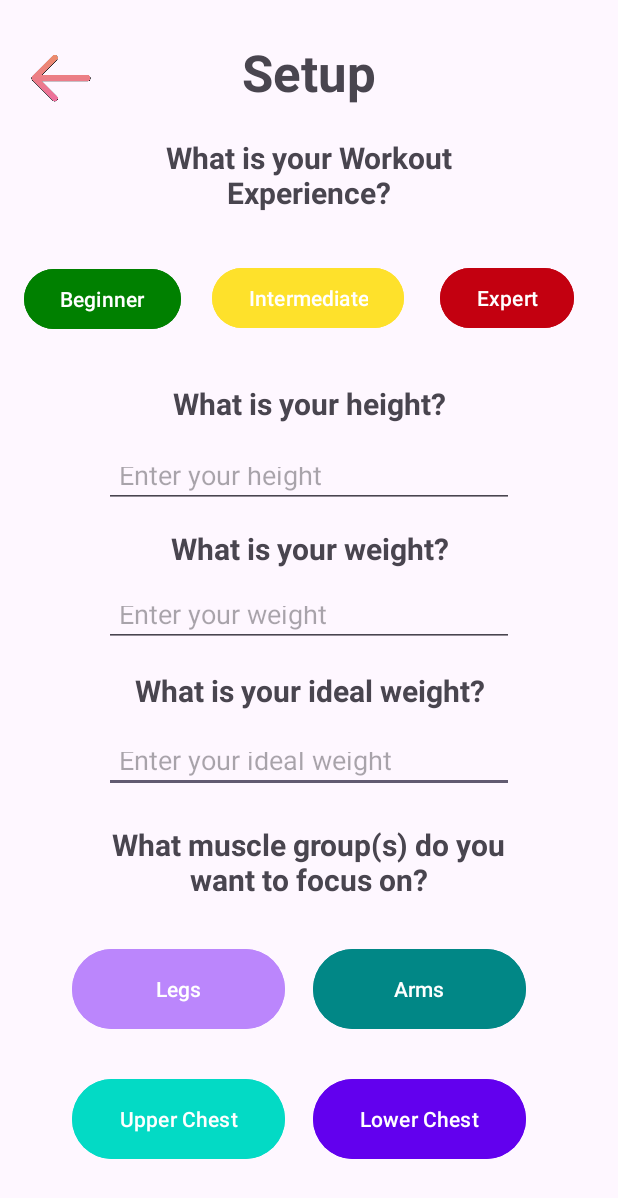
After one commit to phamkevinusa/FITData, an Android app: the SetupActivity screen opened directly, with no data from a screen before it, on a phone screen of 412 x 824 dp. The commit adds this screen. Shown: the top 1198 px of the screen. Run offline under Robolectric (Android 15) with nearby library versions, the phone set to English and light mode, and no system bars.

Commit message:
SetupActivity & ProfileActivity have been implemented and redesigned, the navigation buttons are finished. Still majority of implementation in the future.

```diff
--- a/app/src/main/AndroidManifest.xml
+++ b/app/src/main/AndroidManifest.xml
@@ -26,6 +26,8 @@
                 <category android:name="android.intent.category.LAUNCHER" />
             </intent-filter>
         </activity>
+        <activity android:name=".ProfileActivity" />
+        <activity android:name=".SetupActivity" />
     </application>
 
 </manifest>
--- /dev/null
+++ b/app/src/main/java/com/example/fitdata/SetupActivity.java
@@ -0,0 +1,28 @@
+package com.example.fitdata;
+
+import android.content.Intent;
+import android.os.Bundle;
+import android.view.View;
+import android.widget.ImageView;
+import androidx.appcompat.app.AppCompatActivity;
+
+public class SetupActivity extends AppCompatActivity {
+    @Override
+    protected void onCreate(Bundle savedInstanceState) {
+        super.onCreate(savedInstanceState);
+        setContentView(R.layout.setup_activity);
+
+
+        ImageView backView = findViewById(R.id.backView);
+
+
+        backView.setOnClickListener(new View.OnClickListener() {
+            @Override
+            public void onClick(View v) {
+                // Start the target activity (replace 'AnotherActivity' with the actual one)
+                Intent intent = new Intent(SetupActivity.this, ProfileActivity.class);
+                startActivity(intent);
+            }
+        });
+    }
+}
--- a/app/src/main/res/layout/login_activity.xml
+++ b/app/src/main/res/layout/login_activity.xml
@@ -61,7 +61,7 @@
         android:layout_width="wrap_content"
         android:layout_height="wrap_content"
         android:layout_marginStart="60dp"
-        android:layout_marginBottom="128dp"
+        android:layout_marginBottom="120dp"
         android:text="Password:"
         android:textSize="20sp"
         android:textStyle="bold"
--- /dev/null
+++ b/app/src/main/res/layout/setup_activity.xml
@@ -0,0 +1,251 @@
+<?xml version="1.0" encoding="utf-8"?>
+<androidx.constraintlayout.widget.ConstraintLayout xmlns:android="http://schemas.android.com/apk/res/android"
+    xmlns:app="http://schemas.android.com/apk/res-auto"
+    xmlns:tools="http://schemas.android.com/tools"
+    android:layout_width="match_parent"
+    android:layout_height="match_parent">
+
+    <Button
+        android:id="@+id/button17"
+        android:layout_width="142dp"
+        android:layout_height="61dp"
+        android:layout_marginBottom="8dp"
+        android:backgroundTint="@color/teal_700"
+        android:text="Arms"
+        app:layout_constraintBottom_toBottomOf="parent"
+        app:layout_constraintEnd_toEndOf="parent"
+        app:layout_constraintHorizontal_bias="0.773"
+        app:layout_constraintStart_toStartOf="parent"
+        app:layout_constraintTop_toTopOf="parent"
+        app:layout_constraintVertical_bias="0.833" />
+
+    <Button
+        android:id="@+id/button16"
+        android:layout_width="142dp"
+        android:layout_height="61dp"
+        android:layout_marginBottom="8dp"
+        android:backgroundTint="@color/purple_500"
+        android:text="Lower Chest"
+        app:layout_constraintBottom_toBottomOf="parent"
+        app:layout_constraintEnd_toEndOf="parent"
+        app:layout_constraintHorizontal_bias="0.773"
+        app:layout_constraintStart_toStartOf="parent"
+        app:layout_constraintTop_toTopOf="parent"
+        app:layout_constraintVertical_bias="0.948" />
+
+    <Button
+        android:id="@+id/button15"
+        android:layout_width="142dp"
+        android:layout_height="61dp"
+        android:layout_marginStart="48dp"
+        android:layout_marginBottom="8dp"
+        android:backgroundTint="@color/teal_200"
+        android:text="Upper Chest"
+        app:layout_constraintBottom_toBottomOf="parent"
+        app:layout_constraintEnd_toStartOf="@+id/button5"
+        app:layout_constraintHorizontal_bias="0.876"
+        app:layout_constraintStart_toStartOf="parent"
+        app:layout_constraintTop_toTopOf="parent"
+        app:layout_constraintVertical_bias="0.948" />
+
+    <Button
+        android:id="@+id/button13"
+        android:layout_width="142dp"
+        android:layout_height="61dp"
+        android:layout_marginStart="48dp"
+        android:layout_marginBottom="8dp"
+        android:backgroundTint="@color/purple_200"
+        android:text="Legs"
+        app:layout_constraintBottom_toBottomOf="parent"
+        app:layout_constraintEnd_toStartOf="@+id/button17"
+        app:layout_constraintHorizontal_bias="0.0"
+        app:layout_constraintStart_toStartOf="parent"
+        app:layout_constraintTop_toTopOf="parent"
+        app:layout_constraintVertical_bias="0.833" />
+
+    <TextView
+        android:id="@+id/welcomeView11"
+        android:layout_width="288dp"
+        android:layout_height="62dp"
+        android:elevation="2dp"
+        android:text="What muscle group(s) do you want to focus on?"
+        android:textAlignment="center"
+        android:textSize="20sp"
+        android:textStyle="bold"
+        app:layout_constraintBottom_toBottomOf="parent"
+        app:layout_constraintEnd_toEndOf="parent"
+        app:layout_constraintHorizontal_bias="0.495"
+        app:layout_constraintStart_toStartOf="parent"
+        app:layout_constraintTop_toTopOf="parent"
+        app:layout_constraintVertical_bias="0.721" />
+
+    <EditText
+        android:id="@+id/et_height3"
+        android:layout_width="273dp"
+        android:layout_height="37dp"
+        android:layout_marginBottom="14dp"
+        android:hint="Enter your ideal weight"
+        android:inputType="numberDecimal"
+        android:padding="10dp"
+        app:layout_constraintBottom_toTopOf="@+id/welcomeView11"
+        app:layout_constraintEnd_toEndOf="parent"
+        app:layout_constraintStart_toStartOf="parent"
+        app:layout_constraintTop_toBottomOf="@+id/welcomeView10" />
+
+    <TextView
+        android:id="@+id/welcomeView10"
+        android:layout_width="277dp"
+        android:layout_height="38dp"
+        android:elevation="2dp"
+        android:text="What is your ideal weight?"
+        android:textAlignment="center"
+        android:textSize="20sp"
+        android:textStyle="bold"
+        app:layout_constraintBottom_toBottomOf="parent"
+        app:layout_constraintEnd_toEndOf="parent"
+        app:layout_constraintStart_toStartOf="parent"
+        app:layout_constraintTop_toTopOf="parent"
+        app:layout_constraintVertical_bias="0.568" />
+
+    <EditText
+        android:id="@+id/et_height2"
+        android:layout_width="273dp"
+        android:layout_height="37dp"
+        android:layout_marginTop="8dp"
+        android:layout_marginBottom="10dp"
+        android:hint="Enter your weight"
+        android:inputType="numberDecimal"
+        android:padding="10dp"
+        app:layout_constraintBottom_toTopOf="@+id/welcomeView10"
+        app:layout_constraintEnd_toEndOf="parent"
+        app:layout_constraintStart_toStartOf="parent"
+        app:layout_constraintTop_toBottomOf="@+id/welcomeView9" />
+
+    <TextView
+        android:id="@+id/welcomeView9"
+        android:layout_width="203dp"
+        android:layout_height="28dp"
+        android:elevation="2dp"
+        android:text="What is your weight?"
+        android:textAlignment="center"
+        android:textSize="20sp"
+        android:textStyle="bold"
+        app:layout_constraintBottom_toBottomOf="parent"
+        app:layout_constraintEnd_toEndOf="parent"
+        app:layout_constraintStart_toStartOf="parent"
+        app:layout_constraintTop_toTopOf="parent"
+        app:layout_constraintVertical_bias="0.442" />
+
+    <TextView
+        android:id="@+id/welcomeView8"
+        android:layout_width="203dp"
+        android:layout_height="28dp"
+        android:elevation="2dp"
+        android:text="What is your height?"
+        android:textAlignment="center"
+        android:textSize="20sp"
+        android:textStyle="bold"
+        app:layout_constraintBottom_toBottomOf="parent"
+        app:layout_constraintEnd_toEndOf="parent"
+        app:layout_constraintStart_toStartOf="parent"
+        app:layout_constraintTop_toTopOf="parent"
+        app:layout_constraintVertical_bias="0.321" />
+
+    <Button
+        android:id="@+id/button4"
+        android:layout_width="wrap_content"
+        android:layout_height="wrap_content"
+        android:backgroundTint="@color/red"
+        android:text="Expert"
+        app:layout_constraintBottom_toBottomOf="parent"
+        app:layout_constraintEnd_toEndOf="parent"
+        app:layout_constraintHorizontal_bias="0.909"
+        app:layout_constraintStart_toStartOf="parent"
+        app:layout_constraintTop_toTopOf="parent"
+        app:layout_constraintVertical_bias="0.225" />
+
+    <Button
+        android:id="@+id/button3"
+        android:layout_width="wrap_content"
+        android:layout_height="wrap_content"
+        android:backgroundTint="@color/yellow"
+        android:text="Intermediate"
+        app:layout_constraintBottom_toBottomOf="parent"
+        app:layout_constraintEnd_toEndOf="parent"
+        app:layout_constraintHorizontal_bias="0.498"
+        app:layout_constraintStart_toStartOf="parent"
+        app:layout_constraintTop_toTopOf="parent"
+        app:layout_constraintVertical_bias="0.225" />
+
+    <Button
+        android:id="@+id/button"
+        android:layout_width="wrap_content"
+        android:layout_height="wrap_content"
+        android:backgroundTint="@color/green"
+        android:text="Beginner"
+        app:layout_constraintBottom_toBottomOf="parent"
+        app:layout_constraintEnd_toEndOf="parent"
+        app:layout_constraintHorizontal_bias="0.052"
+        app:layout_constraintStart_toStartOf="parent"
+        app:layout_constraintTop_toTopOf="parent"
+        app:layout_constraintVertical_bias="0.226" />
+
+    <TextView
+        android:id="@+id/welcomeView7"
+        android:layout_width="195dp"
+        android:layout_height="61dp"
+        android:elevation="2dp"
+        android:text="What is your Workout Experience?"
+        android:textAlignment="center"
+        android:textSize="20sp"
+        android:textStyle="bold"
+        app:layout_constraintBottom_toBottomOf="parent"
+        app:layout_constraintEnd_toEndOf="parent"
+        app:layout_constraintStart_toStartOf="parent"
+        app:layout_constraintTop_toTopOf="parent"
+        app:layout_constraintVertical_bias="0.12" />
+
+    <TextView
+        android:id="@+id/welcomeView6"
+        android:layout_width="285dp"
+        android:layout_height="47dp"
+        android:elevation="2dp"
+        android:text="Setup"
+        android:textAlignment="center"
+        android:textSize="34sp"
+        android:textStyle="bold"
+        app:layout_constraintBottom_toBottomOf="parent"
+        app:layout_constraintEnd_toEndOf="parent"
+        app:layout_constraintStart_toStartOf="parent"
+        app:layout_constraintTop_toTopOf="parent"
+        app:layout_constraintVertical_bias="0.033" />
+
+    <EditText
+        android:id="@+id/et_height"
+        android:layout_width="273dp"
+        android:layout_height="37dp"
+        android:layout_marginTop="12dp"
+        android:layout_marginBottom="8dp"
+        android:hint="Enter your height"
+        android:inputType="numberDecimal"
+        android:padding="10dp"
+        app:layout_constraintBottom_toTopOf="@+id/welcomeView9"
+        app:layout_constraintEnd_toEndOf="parent"
+        app:layout_constraintStart_toStartOf="parent"
+        app:layout_constraintTop_toBottomOf="@+id/welcomeView8" />
+
+    <ImageView
+        android:id="@+id/backView"
+        android:layout_width="41dp"
+        android:layout_height="40dp"
+        android:clickable="true"
+        android:focusable="true"
+        app:layout_constraintBottom_toBottomOf="parent"
+        app:layout_constraintEnd_toEndOf="parent"
+        app:layout_constraintHorizontal_bias="0.054"
+        app:layout_constraintStart_toStartOf="parent"
+        app:layout_constraintTop_toTopOf="parent"
+        app:layout_constraintVertical_bias="0.041"
+        app:srcCompat="@drawable/back_arrow_fit_data" />
+
+</androidx.constraintlayout.widget.ConstraintLayout>
--- a/app/src/main/res/layout/workout_activity.xml
+++ b/app/src/main/res/layout/workout_activity.xml
@@ -74,6 +74,8 @@
         android:id="@+id/imageView"
         android:layout_width="36dp"
         android:layout_height="41dp"
+        android:clickable="true"
+        android:focusable="true"
         app:layout_constraintBottom_toBottomOf="parent"
         app:layout_constraintEnd_toStartOf="@+id/imageView2"
         app:layout_constraintHorizontal_bias="0.574"
@@ -87,6 +89,8 @@
         android:layout_width="33dp"
         android:layout_height="43dp"
         android:layout_marginEnd="124dp"
+        android:clickable="true"
+        android:focusable="true"
         app:layout_constraintBottom_toBottomOf="parent"
         app:layout_constraintEnd_toEndOf="parent"
         app:layout_constraintTop_toTopOf="parent"
```
Also changed, not shown: app/src/main/java/com/example/fitdata/ProfileActivity.java (added, +37 -0 lines), app/src/main/java/com/example/fitdata/WorkoutActivity.java (+7 -0 lines), app/src/main/res/layout/profile_activity.xml (renamed from app/src/main/res/layout/activity_main3.xml, +95 -83 lines).
